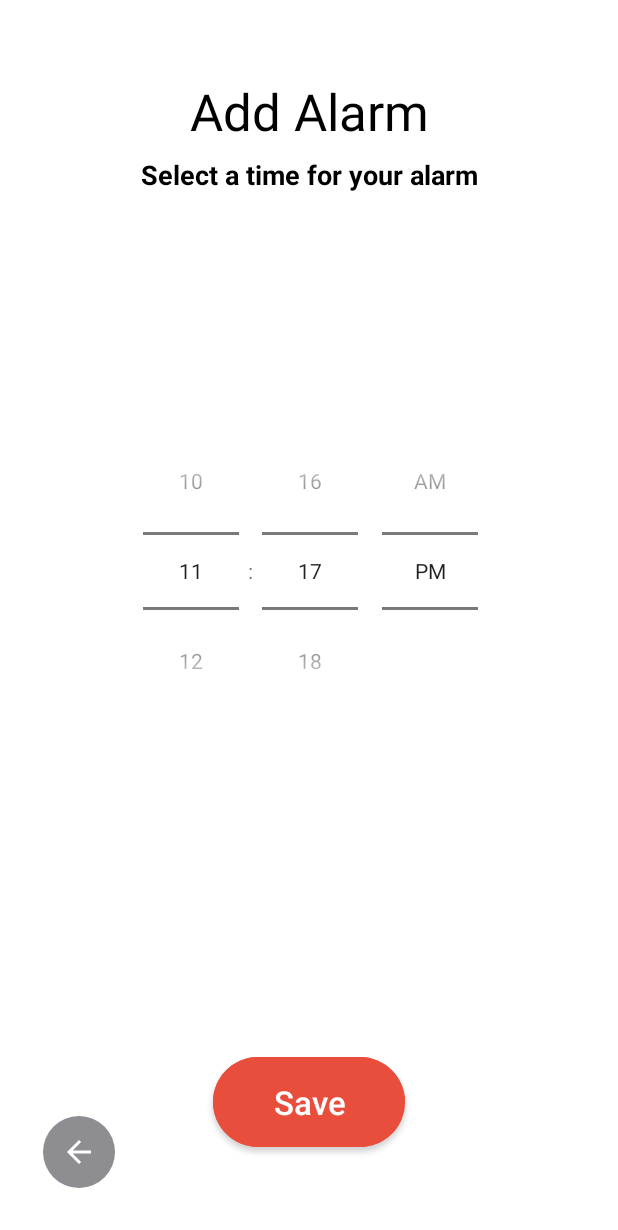
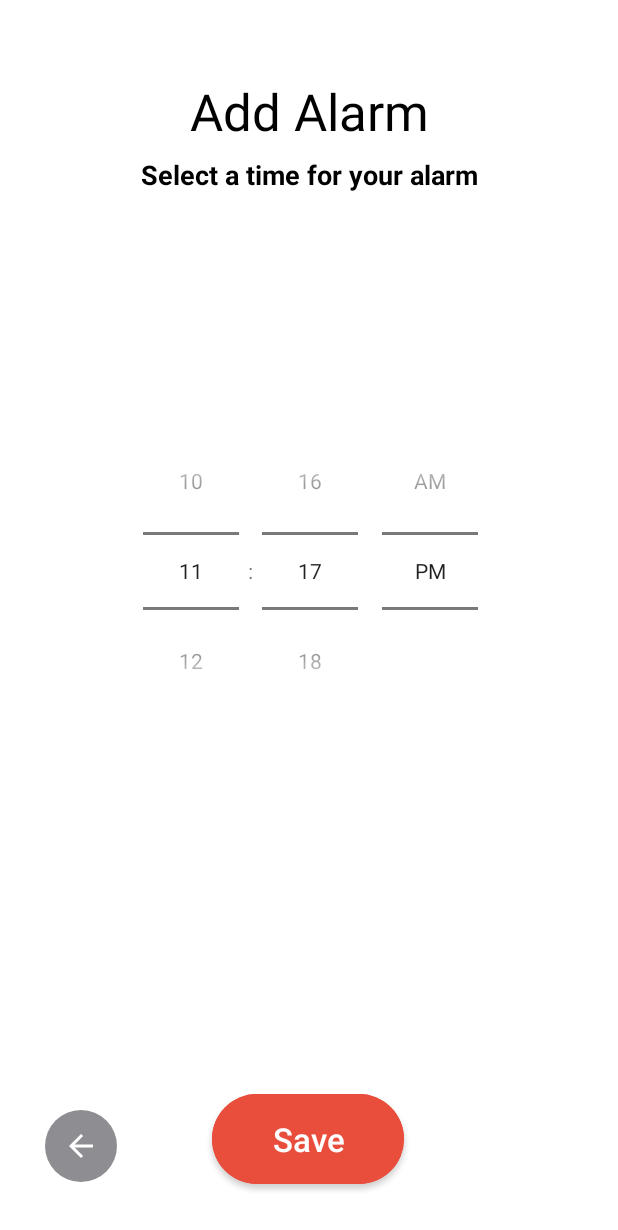
Before and after one commit to nkhatri7/Rise-n-SIUUU, an Android app: the TimeSelectorActivity screen opened directly, with no data from a screen before it, on a phone screen of 412 x 824 dp. Shown: the top 1230 px of the screen. Run offline under Robolectric (Android 15) with nearby library versions, the phone set to English and light mode, and no system bars.

Commit message:
Fixed alarm time bug (android)

```diff
--- a/android/app/src/main/res/layout/activity_time_selector.xml
+++ b/android/app/src/main/res/layout/activity_time_selector.xml
@@ -67,9 +67,10 @@
         app:cornerRadius="50dp"
         app:layout_constraintBottom_toBottomOf="parent"
         app:layout_constraintEnd_toEndOf="parent"
+        app:layout_constraintHorizontal_bias="0.498"
         app:layout_constraintStart_toStartOf="parent"
-        app:layout_constraintTop_toBottomOf="@+id/timePicker"
-        app:layout_constraintVertical_bias="0.388" />
+        app:layout_constraintTop_toTopOf="parent"
+        app:layout_constraintVertical_bias="0.962" />
 
     <ImageButton
         android:id="@+id/timeSelectorBackBtn"
@@ -83,8 +84,10 @@
         android:minHeight="48dp"
         app:layout_constraintBottom_toBottomOf="parent"
         app:layout_constraintEnd_toEndOf="parent"
-        app:layout_constraintHorizontal_bias="0.079"
+        app:layout_constraintHorizontal_bias="0.082"
         app:layout_constraintStart_toStartOf="parent"
+        app:layout_constraintTop_toTopOf="parent"
+        app:layout_constraintVertical_bias="0.995"
         app:srcCompat="?attr/homeAsUpIndicator"
         app:tint="@color/background" />
 
--- a/android/app/src/main/res/values/help_text.xml
+++ b/android/app/src/main/res/values/help_text.xml
@@ -1,8 +1,8 @@
 <?xml version="1.0" encoding="utf-8"?>
 <resources>
     <string name="help_text">
-        To hear the SIUUU alarm, your phone must have silent mode switched off.\n\nIf you want to
-        put on Do Not Disturb while you sleep, make this app an exception by enabling this app to
-        override do not disturb in settings.
+        To hear the SIUUU alarm, your phone must have silent mode switched off and the notifications
+        must be turned on for this app.\n\nIf you want to put on Do Not Disturb while you sleep,
+        make this app an exception by enabling this app to override do not disturb in settings.
     </string>
 </resources>
```
Also changed, not shown: android/app/src/main/java/com/neilkhatri/risensiuuu/AlarmHandler.kt (+13 -5 lines).
